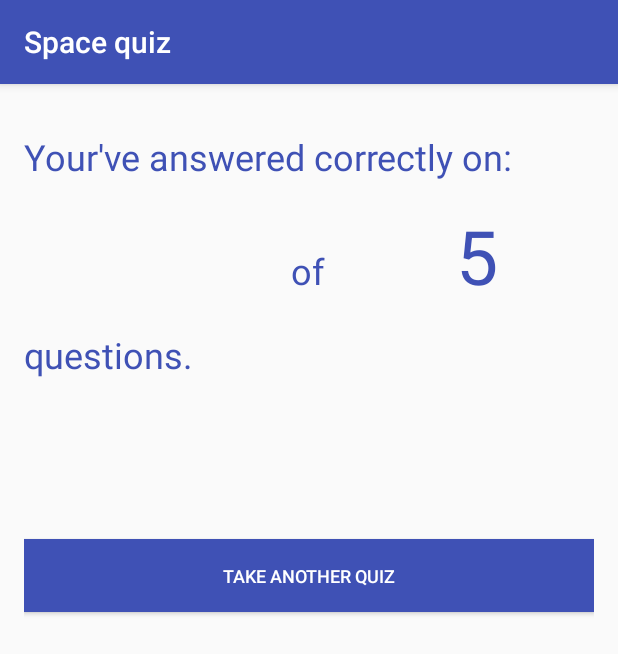
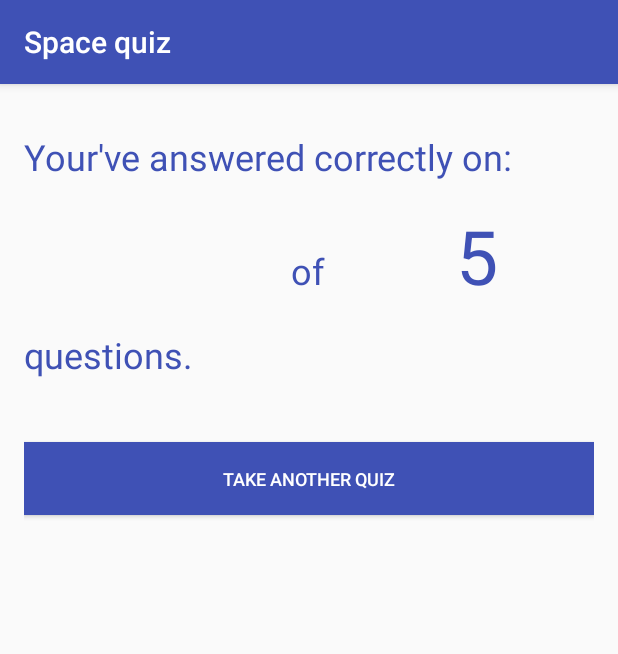
Before and after one commit to atomkowicz/QuizApp, an Android app: the SummaryActivity screen opened directly, with no data from a screen before it, on a phone screen of 412 x 824 dp. Shown: the top 654 px of the screen. Run offline under Robolectric (Android 15) with nearby library versions, the phone set to English and light mode, and no system bars; 2 statements that could not run were skipped.

Commit message:
Udacity review #1

```diff
--- a/app/src/main/java/com/example/android/quizapp/MainActivity.java
+++ b/app/src/main/java/com/example/android/quizapp/MainActivity.java
@@ -46,17 +46,17 @@ public class MainActivity extends AppCompatActivity {
 
                 switch (score) {
                     case 0:
-                        Toast.makeText(getApplicationContext(), "Sorry, both answers are wrong", Toast.LENGTH_LONG)
+                        Toast.makeText(getApplicationContext(), getResources().getString(R.string.both_answers_wrong), Toast.LENGTH_LONG)
                                 .show();
                         break;
                     case 1:
                         Toast.makeText(getApplicationContext(),
-                                "You've answered correctly on one question, your score is: " + score, Toast.LENGTH_LONG)
+                                getResources().getString(R.string.one_answer_wrong) + score, Toast.LENGTH_LONG)
                                 .show();
                         break;
                     case 2:
                         Toast.makeText(getApplicationContext(),
-                                "Awesome, you've answered correctly on both questions, your score is: " + score,
+                                getResources().getString(R.string.both_answers_correct) + score,
                                 Toast.LENGTH_LONG).show();
                         break;
                 }
--- a/app/src/main/res/layout/activity_summary.xml
+++ b/app/src/main/res/layout/activity_summary.xml
@@ -3,10 +3,11 @@
 			android:layout_height="match_parent"
 			android:layout_width="match_parent">
 
-	<LinearLayout android:layout_height="wrap_content"
-				  android:layout_width="match_parent"
-				  android:orientation="vertical"
-				  style="@style/Container">
+	<LinearLayout
+		android:layout_height="wrap_content"
+		android:layout_width="match_parent"
+		android:orientation="vertical"
+		style="@style/Container">
 
 		<TextView
 			android:layout_width="wrap_content"
@@ -50,11 +51,6 @@
 			android:layout_height="wrap_content"
 			android:text="@string/congratulations"
 			style="@style/HeadingMedium"/>
-		<TextView
-			android:id="@+id/summary"
-			android:layout_width="wrap_content"
-			android:layout_height="wrap_content"
-			style="@style/HeadingMedium"/>
 
 		<Button
 			android:text="@string/take_another_quiz"
@@ -64,4 +60,5 @@
 			style="@style/ButtonNext"/>
 
 	</LinearLayout>
+
 </ScrollView>
--- a/app/src/main/res/values/strings.xml
+++ b/app/src/main/res/values/strings.xml
@@ -11,6 +11,9 @@
 	<string name="which_space_shuttle">2. Which space shuttle flew the most missions?</string>
 	<string name="type_your_answer">type your answer here (hint: Discovery)</string>
 	<string name="answer_question_2">discovery</string>
+	<string name="both_answers_wrong">Sorry, both answers are wrong</string>
+	<string name="one_answer_wrong">You\'ve answered correctly on one question, your score is: </string>
+	<string name="both_answers_correct">Awesome, you\'ve answered correctly on both questions, your score is: </string>
 
 	<!--button next-->
 	<string name="next_question">Next question</string>
@@ -40,12 +43,18 @@
 		<item>2</item>
 		<item>3</item>
 		<item>1</item>
-		<item>2</item>
 	</string-array>
+
+	<string name="correct_your_score_is">Correct!, your score is: </string>
+	<string name="sorry_wrong_answer">Sorry, wrong answer</string>
 
 	<!--summary-->
 	<string name="answered_correctly">Your\'ve answered correctly on:</string>
 	<string name="congratulations">questions.</string>
 	<string name="of">of</string>
 	<string name="take_another_quiz">take another quiz</string>
+	<string name="not_so_bad">Not so bad, your score is: </string>
+	<string name="nice_score">Nice score: </string>
+	<string name="great_score">Great score: </string>
+	<string name="could_be_better">Could be a bit better :)</string>
 </resources>
--- a/app/src/main/res/values/styles.xml
+++ b/app/src/main/res/values/styles.xml
@@ -1,14 +1,10 @@
 <resources>
-
 	<!-- Base application theme. -->
 	<style name="AppTheme" parent="Theme.AppCompat.Light.DarkActionBar">
-		<!-- Customize your theme here. -->
 		<item name="colorPrimary">@color/colorPrimary</item>
 		<item name="colorPrimaryDark">@color/colorPrimaryDark</item>
 		<item name="colorAccent">@color/colorAccent</item>
-
 	</style>
-
 	<style name="HeadingLarge">
 		<item name="android:textColor">@color/colorPrimary</item>
 		<item name="android:textSize">50sp</item>
@@ -35,5 +31,4 @@
 		<item name="android:background">@color/colorPrimary</item>
 		<item name="android:textColor">#fff</item>
 	</style>
-
 </resources>
```
Also changed, not shown: app/src/main/java/com/example/android/quizapp/QuestionActivity.java (+5 -5 lines), app/src/main/java/com/example/android/quizapp/SummaryActivity.java (+5 -6 lines), app/src/main/res/layout/activity_main.xml (+6 -2 lines), app/src/main/res/layout/activity_question.xml (+12 -10 lines).
